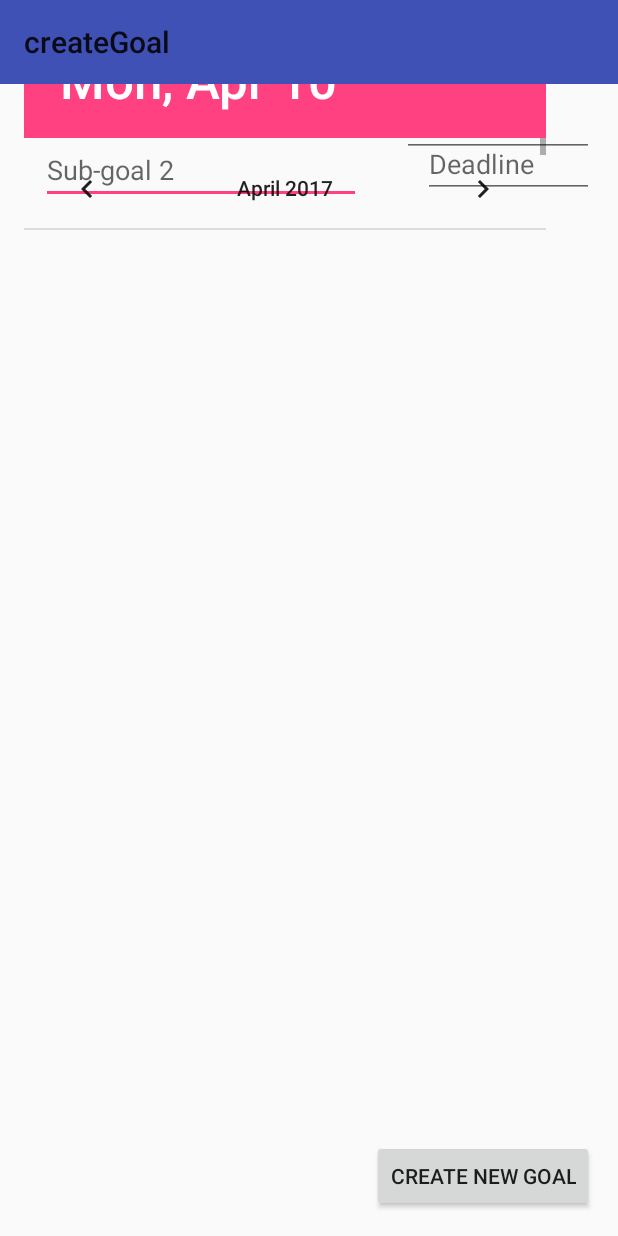
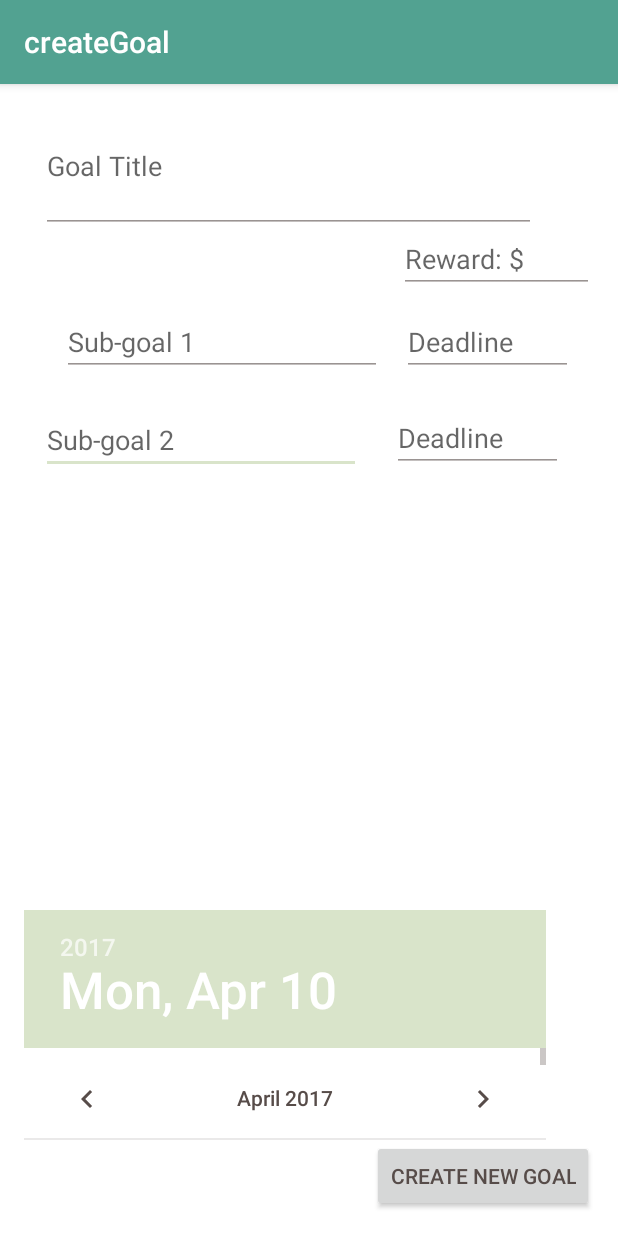
Before and after one commit to houssam7737/EMPath, an Android app: the screen it shows after launch (createGoal), after a tap on "CREATE GOAL", on a phone screen of 412 x 824 dp. Run offline under Robolectric (Android 15) with nearby library versions, the phone set to English and light mode, and no system bars.

Commit message:
patricia 4/10

```diff
--- a/app/src/main/AndroidManifest.xml
+++ b/app/src/main/AndroidManifest.xml
@@ -8,7 +8,7 @@
         android:label="@string/app_name"
         android:roundIcon="@mipmap/ic_launcher_round"
         android:supportsRtl="true"
-        android:theme="@style/AppTheme">
+        android:theme="@style/empath_theme">
 
         <activity
             android:name=".SplashScreen"
@@ -31,7 +31,7 @@
         <activity
             android:name=".createGoal"
             android:label="@string/title_activity_create_goal"
-            android:theme="@style/AppTheme.NoActionBar"></activity>
+            android:theme="@style/empath_theme"></activity>
     </application>
 
 </manifest>
--- a/app/src/main/java/com/example/houssam/empathways/MainActivity.java
+++ b/app/src/main/java/com/example/houssam/empathways/MainActivity.java
@@ -1,24 +1,47 @@
 package com.example.houssam.empathways;
 
+import android.content.Context;
 import android.content.Intent;
 import android.support.v7.app.AppCompatActivity;
 import android.os.Bundle;
 import android.view.View;
+import android.widget.Button;
 import android.widget.EditText;
+import android.widget.ImageButton;
+import android.view.View.OnClickListener;
 
 import static android.provider.AlarmClock.EXTRA_MESSAGE;
+import static com.example.houssam.empathways.R.id.button;
 
-public class MainActivity extends AppCompatActivity {
+public class MainActivity extends AppCompatActivity{
+
+    Button button;
 
     @Override
     protected void onCreate(Bundle savedInstanceState) {
         super.onCreate(savedInstanceState);
         setContentView(R.layout.activity_main);
+        addListenerOnButton();
     }
 
-    /** Called when the user taps the createGoal button */
-    public void createGoal(View view) {
-        Intent intent = new Intent(this, createGoal.class);
-        startActivity(intent);
+    public void addListenerOnButton() {
+
+        final Context context = this;
+
+        button = (Button) findViewById(R.id.button);
+
+        button.setOnClickListener(new View.OnClickListener() {
+
+            @Override
+            public void onClick(View view) {
+
+                Intent intent = new Intent(context, createGoal.class);
+                startActivity(intent);
+
+            }
+
+        });
+
     }
+
 }
--- a/app/src/main/java/com/example/houssam/empathways/createGoal.java
+++ b/app/src/main/java/com/example/houssam/empathways/createGoal.java
@@ -7,23 +7,17 @@ import android.support.v7.app.AppCompatActivity;
 import android.support.v7.widget.Toolbar;
 import android.view.View;
 
+import static com.example.houssam.empathways.R.layout.activity_main;
+
 public class createGoal extends AppCompatActivity {
 
     @Override
     protected void onCreate(Bundle savedInstanceState) {
         super.onCreate(savedInstanceState);
         setContentView(R.layout.activity_create_goal);
-        Toolbar toolbar = (Toolbar) findViewById(R.id.toolbar);
-        setSupportActionBar(toolbar);
 
-        FloatingActionButton fab = (FloatingActionButton) findViewById(R.id.fab);
-        fab.setOnClickListener(new View.OnClickListener() {
-            @Override
-            public void onClick(View view) {
-                Snackbar.make(view, "Replace with your own action", Snackbar.LENGTH_LONG)
-                        .setAction("Action", null).show();
-            }
-        });
+
+
     }
 
 }
--- a/app/src/main/res/layout/activity_create_goal.xml
+++ b/app/src/main/res/layout/activity_create_goal.xml
@@ -33,11 +33,6 @@
 
     </android.support.constraint.ConstraintLayout>
 
-    <android.support.v7.widget.Toolbar
-        android:id="@+id/toolbar"
-        android:layout_width="match_parent"
-        android:layout_height="?attr/actionBarSize"
-        android:background="?attr/colorPrimary"
-        app:popupTheme="@style/AppTheme.NoActionBar" />
+
 
 </android.support.design.widget.CoordinatorLayout>
--- a/app/src/main/res/layout/activity_main.xml
+++ b/app/src/main/res/layout/activity_main.xml
@@ -9,29 +9,18 @@
 
     <Button
         android:id="@+id/button"
-        style="@style/Widget.AppCompat.Button.Colored"
+        style="@style/Widget.AppCompat.Button"
         android:layout_width="wrap_content"
         android:layout_height="wrap_content"
         android:layout_marginBottom="0dp"
         android:layout_marginRight="16dp"
         android:layout_marginTop="16dp"
-        android:onClick="createGoal"
+        android:onClick="onCreate"
         android:text="@string/create_goal"
         app:layout_constraintBottom_toBottomOf="parent"
         app:layout_constraintRight_toRightOf="parent"
         app:layout_constraintTop_toTopOf="parent"
         app:layout_constraintVertical_bias="0.0" />
 
-    <TableRow
-        android:layout_width="122dp"
-        android:layout_height="479dp"
-        android:layout_marginLeft="16dp"
-        android:layout_marginRight="16dp"
-        app:layout_constraintLeft_toLeftOf="parent"
-        app:layout_constraintRight_toRightOf="parent"
-        app:layout_constraintTop_toTopOf="parent"
-        android:layout_marginTop="16dp">
-
-    </TableRow>
 
 </android.support.constraint.ConstraintLayout>
--- a/app/src/main/res/layout/content_create_goal.xml
+++ b/app/src/main/res/layout/content_create_goal.xml
@@ -14,13 +14,12 @@
         android:layout_height="wrap_content"
         android:layout_marginLeft="27dp"
         android:layout_marginRight="16dp"
-        android:layout_marginTop="45dp"
+        android:layout_marginTop="20dp"
         android:ems="10"
         android:hint="Sub-goal 2"
         android:inputType="textMultiLine"
         app:layout_constraintHorizontal_bias="0.0"
         app:layout_constraintLeft_toLeftOf="parent"
-        app:layout_constraintRight_toLeftOf="@+id/editText7"
         app:layout_constraintTop_toBottomOf="@+id/editText5"
         android:layout_marginStart="27dp"
         android:layout_marginEnd="16dp" />
@@ -30,12 +29,14 @@
         android:layout_width="114dp"
         android:layout_height="45dp"
         android:layout_marginRight="16dp"
-        android:layout_marginTop="41dp"
+        android:layout_marginTop="17dp"
         android:ems="10"
         android:hint="Deadline"
         android:inputType="date"
         app:layout_constraintRight_toRightOf="parent"
         app:layout_constraintTop_toBottomOf="@+id/editText4"
+        app:layout_constraintLeft_toRightOf="@+id/editText6"
+        app:layout_constraintBottom_toBottomOf="@+id/editText6"
         android:layout_marginEnd="16dp" />
 
     <EditText
@@ -47,7 +48,10 @@
         android:hint="Deadline"
         android:inputType="date"
         app:layout_constraintRight_toRightOf="parent"
-        tools:layout_editor_absoluteY="253dp"
+        app:layout_constraintLeft_toRightOf="@+id/editText5"
+        app:layout_constraintTop_toTopOf="@+id/editText5"
+        app:layout_constraintBottom_toBottomOf="@+id/editText5"
+        tools:layout_editor_absoluteY="171dp"
         android:layout_marginEnd="16dp" />
 
     <EditText
@@ -61,13 +65,15 @@
         app:layout_constraintHorizontal_bias="0.0"
         app:layout_constraintLeft_toLeftOf="parent"
         app:layout_constraintRight_toLeftOf="@+id/editText4"
-        tools:layout_editor_absoluteY="256dp"
+        app:layout_constraintTop_toBottomOf="@+id/editText12"
+        android:layout_marginTop="10dp"
+        tools:layout_editor_absoluteY="171dp"
         android:layout_marginStart="27dp" />
 
     <EditText
         android:id="@+id/editText12"
-        android:layout_width="128dp"
-        android:layout_height="42dp"
+        android:layout_width="130dp"
+        android:layout_height="40dp"
         android:layout_marginEnd="16dp"
         android:layout_marginLeft="16dp"
         android:layout_marginRight="16dp"
@@ -78,7 +84,6 @@
         app:layout_constraintHorizontal_bias="1.0"
         app:layout_constraintLeft_toLeftOf="parent"
         app:layout_constraintRight_toRightOf="parent"
-        android:layout_marginTop="19dp"
         app:layout_constraintTop_toBottomOf="@+id/editText" />
 
     <Button
@@ -97,18 +102,18 @@
         android:layout_width="330dp"
         android:layout_height="89dp"
         android:layout_marginBottom="16dp"
-        android:layout_marginLeft="27dp"
+        android:layout_marginLeft="16dp"
         android:layout_marginRight="16dp"
-        android:layout_marginTop="16dp"
+        android:layout_marginTop="8dp"
         android:ems="10"
         android:hint="Goal Title"
         android:inputType="text"
         app:layout_constraintBottom_toTopOf="@+id/editText5"
-        app:layout_constraintHorizontal_bias="0.342"
+        app:layout_constraintHorizontal_bias="0.0"
         app:layout_constraintLeft_toLeftOf="parent"
         app:layout_constraintRight_toRightOf="parent"
         app:layout_constraintTop_toTopOf="parent"
-        app:layout_constraintVertical_bias="0.511"
+        app:layout_constraintVertical_bias="0.055"
         android:layout_marginStart="27dp"
         android:layout_marginEnd="16dp" />
 
@@ -120,21 +125,8 @@
         android:layout_marginRight="16dp"
         app:layout_constraintLeft_toLeftOf="parent"
         app:layout_constraintRight_toRightOf="parent"
+        app:layout_constraintBottom_toTopOf="@+id/button2"
         tools:layout_editor_absoluteY="402dp"
         app:layout_constraintHorizontal_bias="0.0" />
 
-    <TextView
-        android:id="@+id/textView2"
-        android:layout_width="303dp"
-        android:layout_height="49dp"
-        android:layout_marginLeft="16dp"
-        android:layout_marginTop="7dp"
-        android:contentDescription="Create New Goal"
-        android:text="Create New Goal"
-        android:textColor="@android:color/white"
-        android:textStyle="bold"
-        app:layout_constraintLeft_toLeftOf="parent"
-        app:layout_constraintTop_toTopOf="parent"
-        tools:text="Create New Goal" />
-
 </android.support.constraint.ConstraintLayout>
--- /dev/null
+++ b/app/src/main/res/values-v21/styles.xml
@@ -0,0 +1,14 @@
+<?xml version="1.0" encoding="utf-8"?>
+<resources>
+
+    <style name="empath_theme" parent="AppTheme">
+        <item name="colorPrimary">@color/breakerBay</item>
+        <item name="colorPrimaryDark">@color/emperor</item>
+        <item name="colorAccent">@color/kidnapper</item>
+        <item name="android:navigationBarColor">@color/breakerBay</item>
+        <item name="android:statusBarColor">@color/emperor</item>
+        <item name="android:textColorPrimary">@color/emperor</item>
+        <item name="android:colorBackground">@android:color/white</item>
+        <item name="android:colorForeground">@color/emperor</item>
+    </style>
+</resources>
--- a/app/src/main/res/values/colors.xml
+++ b/app/src/main/res/values/colors.xml
@@ -3,4 +3,10 @@
     <color name="colorPrimary">#3F51B5</color>
     <color name="colorPrimaryDark">#303F9F</color>
     <color name="colorAccent">#FF4081</color>
+
+    <color name="breakerBay">#52A291</color>
+    <color name="kidnapper">#D9E4CA</color>
+    <color name="pearlBush">#E5DDD7</color>
+    <color name="emperor">#574C49</color>
+
 </resources>
--- a/app/src/main/res/values/styles.xml
+++ b/app/src/main/res/values/styles.xml
@@ -17,4 +17,13 @@
 
     <style name="AppTheme.PopupOverlay" parent="ThemeOverlay.AppCompat.Light" />
 
+    <style name="empath_theme" parent="AppTheme" >
+        <item name="colorPrimary">@color/breakerBay</item>
+        <item name="colorPrimaryDark">@color/emperor</item>
+        <item name="colorAccent">@color/kidnapper</item>
+        <item name="android:textColorPrimary">@color/emperor</item>
+        <item name="android:colorBackground">@android:color/white</item>
+        <item name="android:colorForeground">@color/emperor</item>
+    </style>
+
 </resources>
```
